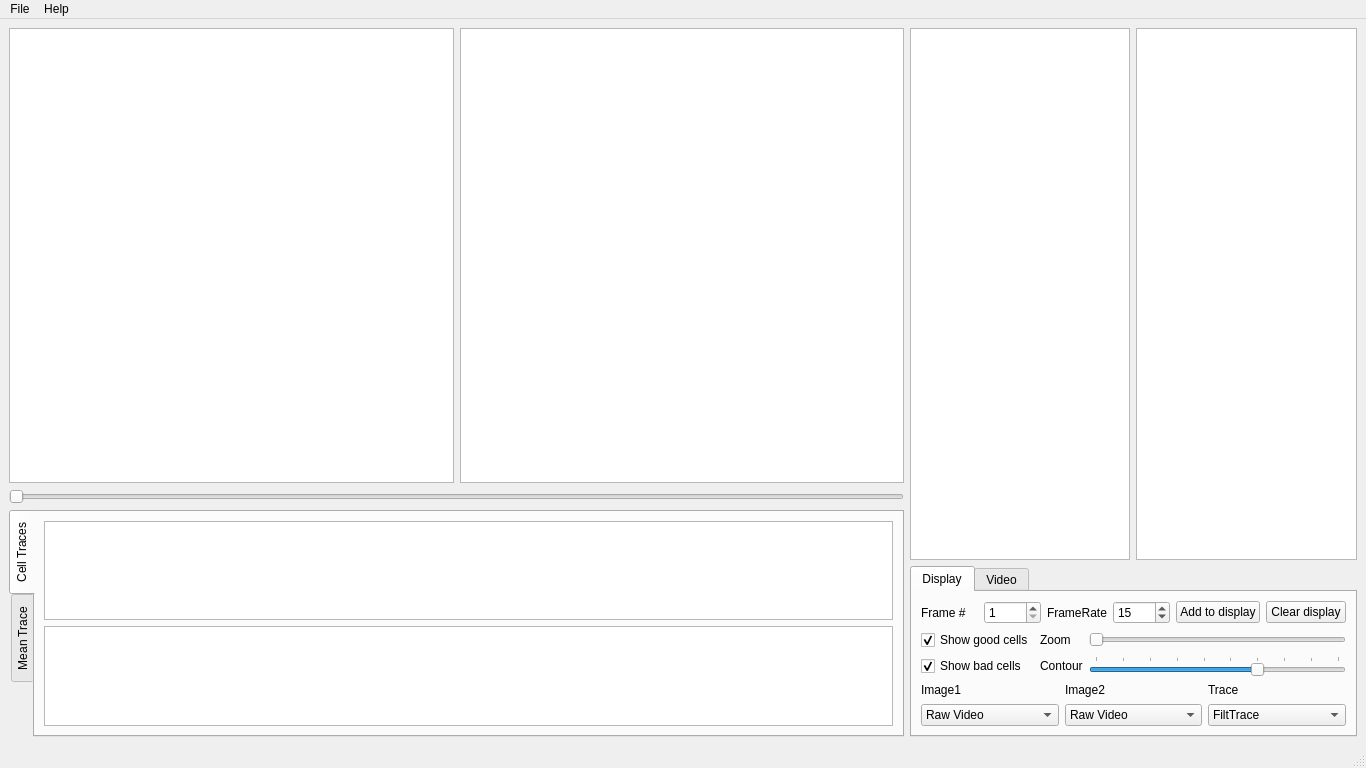
hongw-lab/CScreener, file cscreener/main-window.ui: the form before one commit.
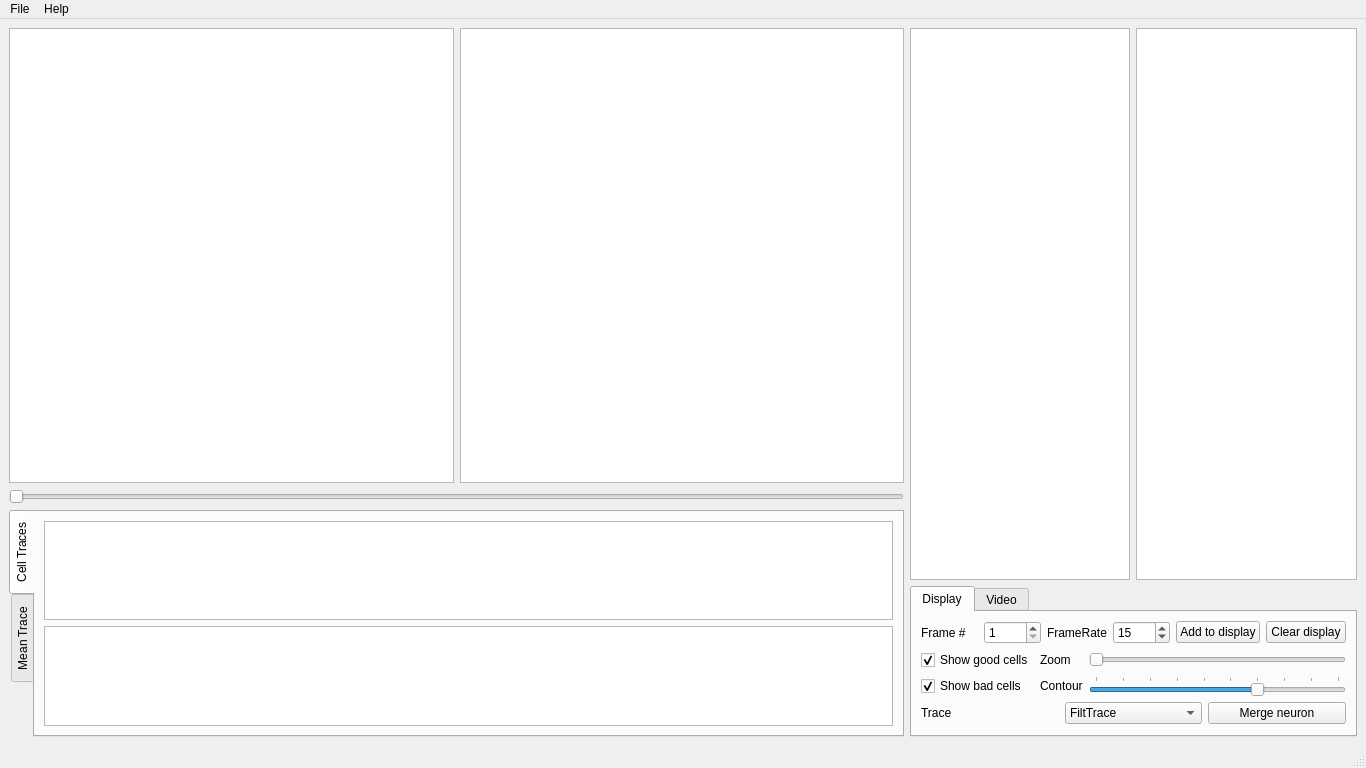
The form after the commit. The open tabs and pages were chosen to show the change. Custom widgets are drawn as their Qt base class.

```diff
--- a/cscreener/main-window.ui
+++ b/cscreener/main-window.ui
@@ -301,20 +301,6 @@
             </item>
             <item>
              <layout class="QGridLayout" name="gridLayout_2">
-              <item row="0" column="0">
-               <widget class="QLabel" name="image1_label">
-                <property name="text">
-                 <string>Image1</string>
-                </property>
-               </widget>
-              </item>
-              <item row="0" column="1">
-               <widget class="QLabel" name="image2_label">
-                <property name="text">
-                 <string>Image2</string>
-                </property>
-               </widget>
-              </item>
               <item row="0" column="2">
                <widget class="QLabel" name="tracemode_label">
                 <property name="text">
@@ -322,25 +308,7 @@
                 </property>
                </widget>
               </item>
-              <item row="1" column="0">
-               <widget class="QComboBox" name="image1_mode_comboBox">
-                <item>
-                 <property name="text">
-                  <string>Raw Video</string>
-                 </property>
-                </item>
-               </widget>
-              </item>
-              <item row="1" column="1">
-               <widget class="QComboBox" name="image2_mode_comboBox">
-                <item>
-                 <property name="text">
-                  <string>Raw Video</string>
-                 </property>
-                </item>
-               </widget>
-              </item>
-              <item row="1" column="2">
+              <item row="0" column="3">
                <widget class="QComboBox" name="trace_mode_combobox">
                 <item>
                  <property name="text">
@@ -359,6 +327,13 @@
                 </item>
                </widget>
               </item>
+              <item row="0" column="4">
+               <widget class="QPushButton" name="merge_neuron_button">
+                <property name="text">
+                 <string>Merge neuron</string>
+                </property>
+               </widget>
+              </item>
              </layout>
             </item>
            </layout>
@@ -370,6 +345,20 @@
           <string>Video</string>
          </attribute>
          <layout class="QGridLayout" name="gridLayout_3">
+          <item row="1" column="0">
+           <widget class="QLabel" name="label_4">
+            <property name="text">
+             <string>MaxProj contrast</string>
+            </property>
+           </widget>
+          </item>
+          <item row="3" column="0">
+           <widget class="QLabel" name="image1_label">
+            <property name="text">
+             <string>Image1</string>
+            </property>
+           </widget>
+          </item>
           <item row="0" column="0">
            <widget class="QLabel" name="label_2">
             <property name="text">
@@ -447,6 +436,38 @@
             </property>
            </widget>
           </item>
+          <item row="0" column="2">
+           <widget class="QLabel" name="label_3">
+            <property name="text">
+             <string>Video Brightness</string>
+            </property>
+           </widget>
+          </item>
+          <item row="3" column="1">
+           <widget class="QComboBox" name="image2_mode_comboBox">
+            <item>
+             <property name="text">
+              <string>Raw Video</string>
+             </property>
+            </item>
+           </widget>
+          </item>
+          <item row="3" column="3">
+           <widget class="QComboBox" name="image1_mode_comboBox">
+            <item>
+             <property name="text">
+              <string>Raw Video</string>
+             </property>
+            </item>
+           </widget>
+          </item>
+          <item row="3" column="2">
+           <widget class="QLabel" name="image2_label">
+            <property name="text">
+             <string>Image2</string>
+            </property>
+           </widget>
+          </item>
          </layout>
         </widget>
        </widget>
```
Left out of the diff: 42 changed lines with no effect on the pictures.
